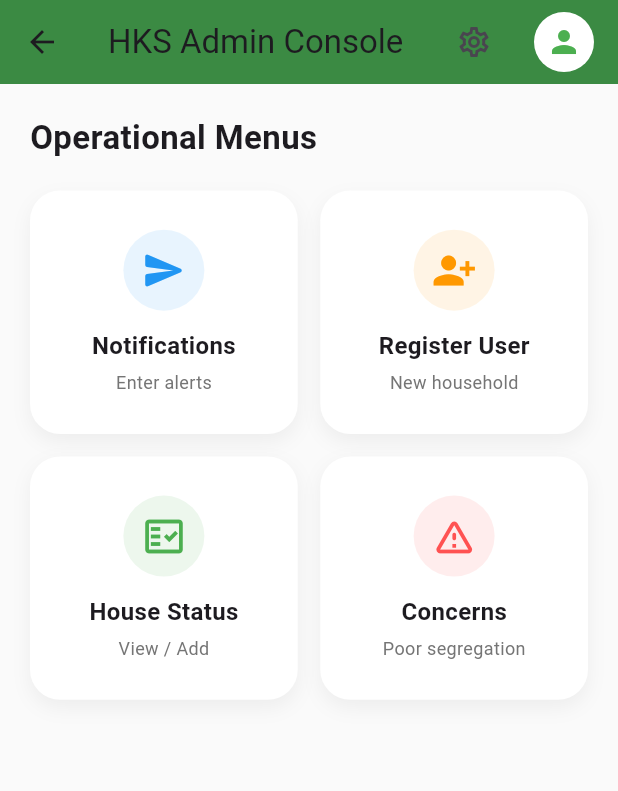
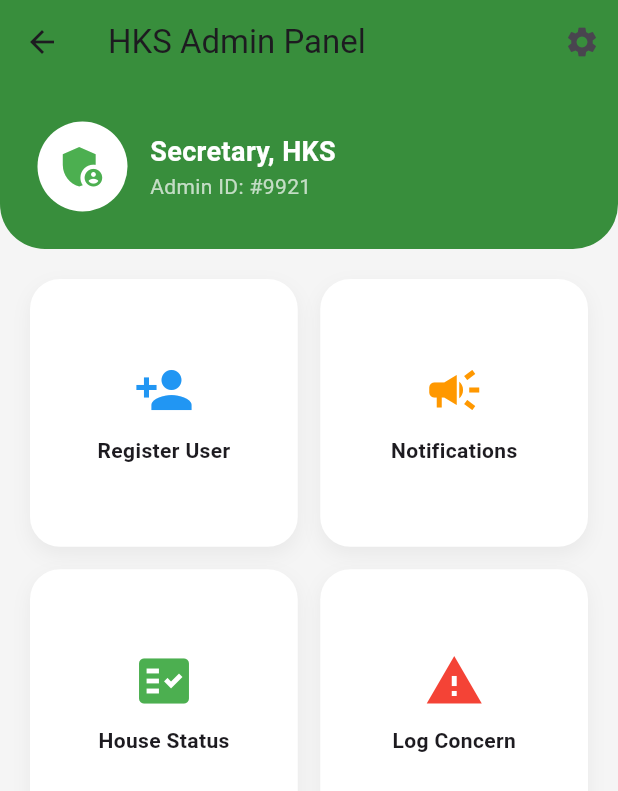
Before and after one commit to fathima156/unlitter, a Flutter app: the AdminDashboard screen opened directly, on a phone screen of 412 x 824 dp. Shown: the top 791 px of the screen. Run offline on Flutter 3.47's test engine with Material 3 defaults, Android fonts, the phone set to English and light mode, and no system bars; our stand-ins replace sms_autofill.

Commit message:
admin dashboard updated

```diff
--- a/lib/adminhks/admin_dashboard.dart
+++ b/lib/adminhks/admin_dashboard.dart
@@ -1,4 +1,11 @@
 import 'package:flutter/material.dart';
+// Import your other files here
+import 'register_user.dart';
+import 'sent_notification.dart';
+import 'view_status.dart';
+import 'concern_page.dart';
+import 'settings.dart';
+import 'admin_profile.dart';
 
 class AdminDashboard extends StatelessWidget {
   const AdminDashboard({super.key});
@@ -6,104 +13,131 @@ class AdminDashboard extends StatelessWidget {
   @override
   Widget build(BuildContext context) {
     return Scaffold(
-      backgroundColor: Colors.grey[50],
-      // 1. TOP NAVIGATION BAR (Account & Settings)
+      backgroundColor: Colors.grey[100],
       appBar: AppBar(
-        title: const Text("HKS Admin Console"),
+        title: const Text("HKS Admin Panel"),
         backgroundColor: Colors.green[700],
-        elevation: 2,
+        elevation: 0,
         actions: [
           IconButton(
-            icon: const Icon(Icons.settings_outlined),
-            onPressed: () => _showSettings(context),
-          ),
-          GestureDetector(
-            onTap: () => _showAccountProfile(context),
-            child: const Padding(
-              padding: EdgeInsets.symmetric(horizontal: 16),
-              child: CircleAvatar(
-                backgroundColor: Colors.white,
-                child: Icon(Icons.person, color: Colors.green),
-              ),
+            icon: const Icon(Icons.settings),
+            onPressed: () => Navigator.push(
+              context,
+              MaterialPageRoute(builder: (context) => const SettingsPage()),
             ),
           ),
         ],
       ),
+      body: Column(
+        children: [
+          // Top Profile Card (Connects to admin_profile.dart)
+          _buildHeader(context),
 
-      body: SingleChildScrollView(
-        padding: const EdgeInsets.all(20),
-        child: Column(
-          crossAxisAlignment: CrossAxisAlignment.start,
-          children: [
-            const Text(
-              "Operational Menus",
-              style: TextStyle(fontSize: 22, fontWeight: FontWeight.bold),
-            ),
-            const SizedBox(height: 20),
-
-            // 2. THE MENU GRID
-            GridView.count(
-              shrinkWrap:
-                  true, // Crucial for using Grid inside SingleChildScrollView
-              physics: const NeverScrollableScrollPhysics(),
+          Expanded(
+            child: GridView.count(
+              padding: const EdgeInsets.all(20),
               crossAxisCount: 2,
               crossAxisSpacing: 15,
               mainAxisSpacing: 15,
-              childAspectRatio: 1.1,
               children: [
-                _buildMenuCard(
+                _menuCard(
+                  context,
+                  "Register User",
+                  Icons.person_add,
+                  Colors.blue,
+                  const RegisterUserPage(),
+                ),
+                _menuCard(
                   context,
                   "Notifications",
-                  "Enter alerts",
-                  Icons.send_rounded,
-                  Colors.blue,
+                  Icons.campaign,
+                  Colors.orange,
                   const SentNotificationPage(),
                 ),
-                _buildMenuCard(
-                  context,
-                  "Register User",
-                  "New household",
-                  Icons.person_add_alt_1,
-                  Colors.orange,
-                  const RegisterUserPage(),
-                ),
-                _buildMenuCard(
+                _menuCard(
                   context,
                   "House Status",
-                  "View / Add",
-                  Icons.fact_check_outlined,
+                  Icons.fact_check,
                   Colors.green,
                   const HouseFinancePage(),
                 ),
-                _buildMenuCard(
+                _menuCard(
                   context,
-                  "Concerns",
-                  "Poor segregation",
-                  Icons.warning_amber_rounded,
-                  Colors.redAccent,
+                  "Log Concern",
+                  Icons.report_problem,
+                  Colors.red,
                   const AdminConcernsPage(),
                 ),
               ],
             ),
-          ],
-        ),
+          ),
+        ],
       ),
     );
   }
 
-  // 3. REUSABLE MENU CARD COMPONENT
-  Widget _buildMenuCard(
+  Widget _buildHeader(BuildContext context) {
+    return Container(
+      width: double.infinity,
+      padding: const EdgeInsets.all(25),
+      decoration: BoxDecoration(
+        color: Colors.green[700],
+        borderRadius: const BorderRadius.only(
+          bottomLeft: Radius.circular(30),
+          bottomRight: Radius.circular(30),
+        ),
+      ),
+      child: Row(
+        children: [
+          GestureDetector(
+            onTap: () => Navigator.push(
+              context,
+              MaterialPageRoute(builder: (context) => const AdminProfilePage()),
+            ),
+            child: const CircleAvatar(
+              radius: 30,
+              backgroundColor: Colors.white,
+              child: Icon(
+                Icons.admin_panel_settings,
+                color: Colors.green,
+                size: 35,
+              ),
+            ),
+          ),
+          const SizedBox(width: 15),
+          const Column(
+            crossAxisAlignment: CrossAxisAlignment.start,
+            children: [
+              Text(
+                "Secretary, HKS",
+                style: TextStyle(
+                  color: Colors.white,
+                  fontSize: 18,
+                  fontWeight: FontWeight.bold,
+                ),
+              ),
+              Text(
+                "Admin ID: #9921",
+                style: TextStyle(color: Colors.white70, fontSize: 14),
+              ),
+            ],
+          ),
+        ],
+      ),
+    );
+  }
+
+  Widget _menuCard(
     BuildContext context,
     String title,
-    String sub,
     IconData icon,
     Color color,
-    Widget page,
+    Widget target,
   ) {
     return InkWell(
       onTap: () => Navigator.push(
         context,
-        MaterialPageRoute(builder: (context) => page),
+        MaterialPageRoute(builder: (context) => target),
       ),
       child: Container(
         decoration: BoxDecoration(
@@ -120,59 +154,12 @@ class AdminDashboard extends StatelessWidget {
         child: Column(
           mainAxisAlignment: MainAxisAlignment.center,
           children: [
-            Container(
-              padding: const EdgeInsets.all(12),
-              decoration: BoxDecoration(
-                color: color.withOpacity(0.1),
-                shape: BoxShape.circle,
-              ),
-              child: Icon(icon, color: color, size: 30),
-            ),
-            const SizedBox(height: 12),
-            Text(
-              title,
-              style: const TextStyle(fontWeight: FontWeight.bold, fontSize: 16),
-            ),
-            const SizedBox(height: 4),
-            Text(sub, style: TextStyle(color: Colors.grey[600], fontSize: 12)),
+            Icon(icon, size: 40, color: color),
+            const SizedBox(height: 10),
+            Text(title, style: const TextStyle(fontWeight: FontWeight.bold)),
           ],
         ),
       ),
     );
   }
-
-  // 4. POPUP FOR ACCOUNT
-  void _showAccountProfile(BuildContext context) {
-    showModalBottomSheet(
-      context: context,
-      shape: const RoundedRectangleBorder(
-        borderRadius: BorderRadius.vertical(top: Radius.circular(25)),
-      ),
-      builder: (context) => Container(
-        padding: const EdgeInsets.all(30),
-        child: Column(
-          mainAxisSize: MainAxisSize.min,
-          children: [
-            const CircleAvatar(radius: 40, child: Icon(Icons.person, size: 40)),
-            const SizedBox(height: 15),
-            const Text(
-              "Panchayat Secretary",
-              style: TextStyle(fontSize: 20, fontWeight: FontWeight.bold),
-            ),
-            const Text("Admin ID: HKS-9921"),
-            const Divider(height: 40),
-            ListTile(
-              leading: const Icon(Icons.logout, color: Colors.red),
-              title: const Text("Logout"),
-              onTap: () {},
-            ),
-          ],
-        ),
-      ),
-    );
-  }
-
-  void _showSettings(BuildContext context) {
-    // Navigate to settings logic
-  }
 }
```
